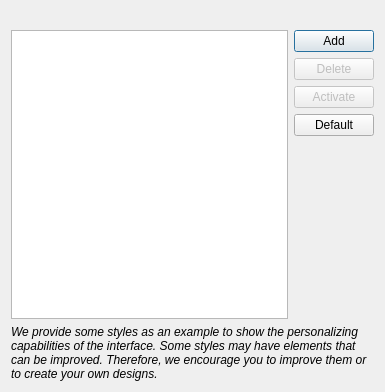
Before: the Qt Designer form ui.resources/Load_QSS_dialog_base.ui in All4Gis/Load-QSS, drawn with Qt 5.
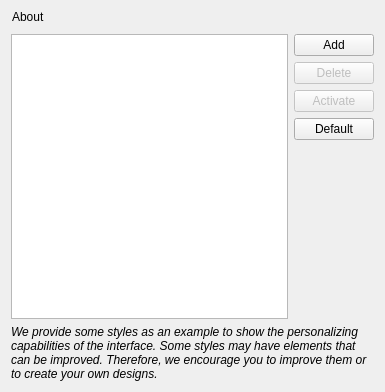
After: the same form once the commit is applied. Icons and pictures are not drawn.

```diff
--- a/ui.resources/Load_QSS_dialog_base.ui
+++ b/ui.resources/Load_QSS_dialog_base.ui
@@ -19,8 +19,47 @@
   </property>
   <layout class="QVBoxLayout" name="verticalLayout_2">
    <property name="topMargin">
-    <number>30</number>
+    <number>6</number>
    </property>
+   <item>
+    <layout class="QHBoxLayout" name="horizontalLayout_2">
+     <item>
+      <widget class="QPushButton" name="btn_About">
+       <property name="minimumSize">
+        <size>
+         <width>0</width>
+         <height>0</height>
+        </size>
+       </property>
+       <property name="cursor">
+        <cursorShape>PointingHandCursor</cursorShape>
+       </property>
+       <property name="styleSheet">
+        <string notr="true">text-align:left;</string>
+       </property>
+       <property name="text">
+        <string>About</string>
+       </property>
+       <property name="flat">
+        <bool>true</bool>
+       </property>
+      </widget>
+     </item>
+     <item>
+      <spacer name="horizontalSpacer">
+       <property name="orientation">
+        <enum>Qt::Horizontal</enum>
+       </property>
+       <property name="sizeHint" stdset="0">
+        <size>
+         <width>40</width>
+         <height>20</height>
+        </size>
+       </property>
+      </spacer>
+     </item>
+    </layout>
+   </item>
    <item>
     <layout class="QHBoxLayout" name="horizontalLayout">
      <item>
```
Left out of the diff: 21 changed lines with no effect on the pictures.
